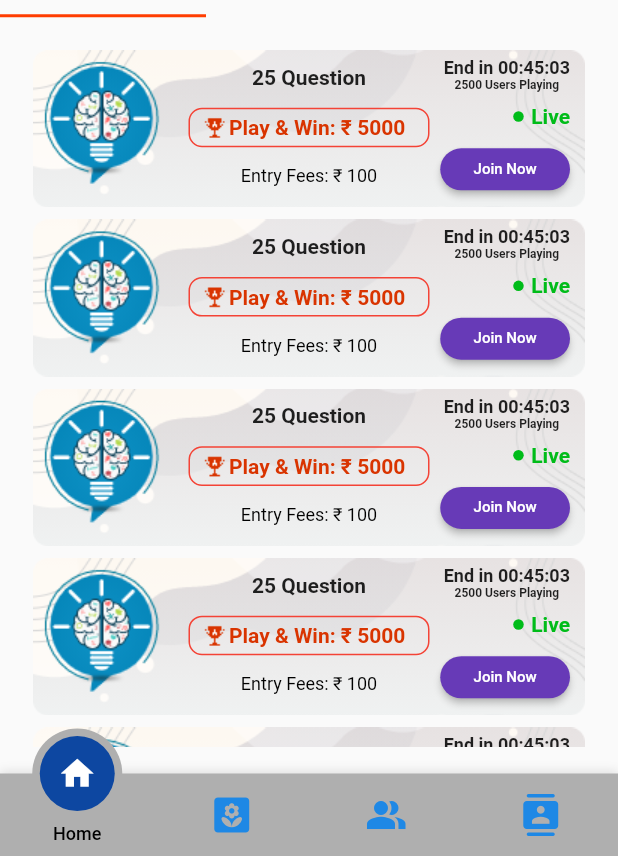
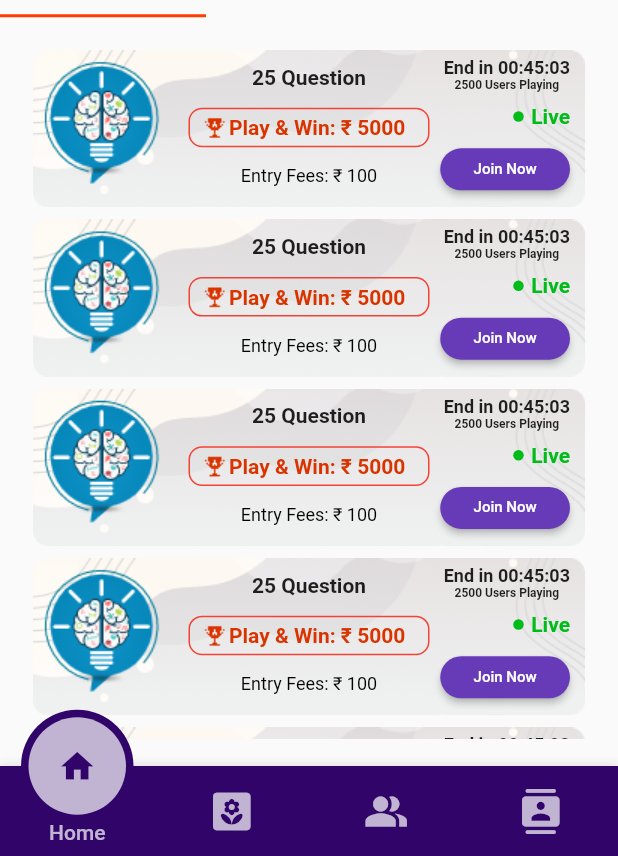
Before and after one commit to Pradyumna2022/pgocontest, a Flutter app: the screen it shows after launch, on a phone screen of 412 x 824 dp, the part 380-1236 px from its top. Run offline on Flutter 3.47's test engine with Material 2 defaults, Android fonts, the phone set to English and light mode, and no system bars; drawn by our look-alikes of motion_tab_bar_v2; our stand-ins replace dotted_line, get, image_picker, otp_text_field.

Commit message:
done work of bottom nav...

```diff
--- a/lib/bottom_navi.dart
+++ b/lib/bottom_navi.dart
@@ -81,19 +81,19 @@ class _BottomNavState extends State<BottomNav> with TickerProviderStateMixin {
               show: true, // true / false
             ),
           ],
-          tabSize: 50,
-          tabBarHeight: 55,
+          tabSize: 65,
+          tabBarHeight: 60,
           textStyle: const TextStyle(
-            fontSize: 12,
-            color: Colors.black,
+            fontSize: 14,
+            color: Colors.white70,
             fontWeight: FontWeight.w500,
           ),
-          tabIconColor: Colors.blue[600],
-          tabIconSize: 28.0,
+          tabIconColor: Colors.white70,
+          tabIconSize: 30.0,
           tabIconSelectedSize: 26.0,
-          tabSelectedColor: Colors.blue[900],
-          tabIconSelectedColor: Colors.white,
-          tabBarColor: const Color(0xFFAFAFAF),
+          tabSelectedColor: Colors.white70,
+          tabIconSelectedColor: Color(0xff300469),
+          tabBarColor: const Color(0xff300469),
           onTabItemSelected: (int value) {
             setState(() {
               _tabController!.index = value;
```
